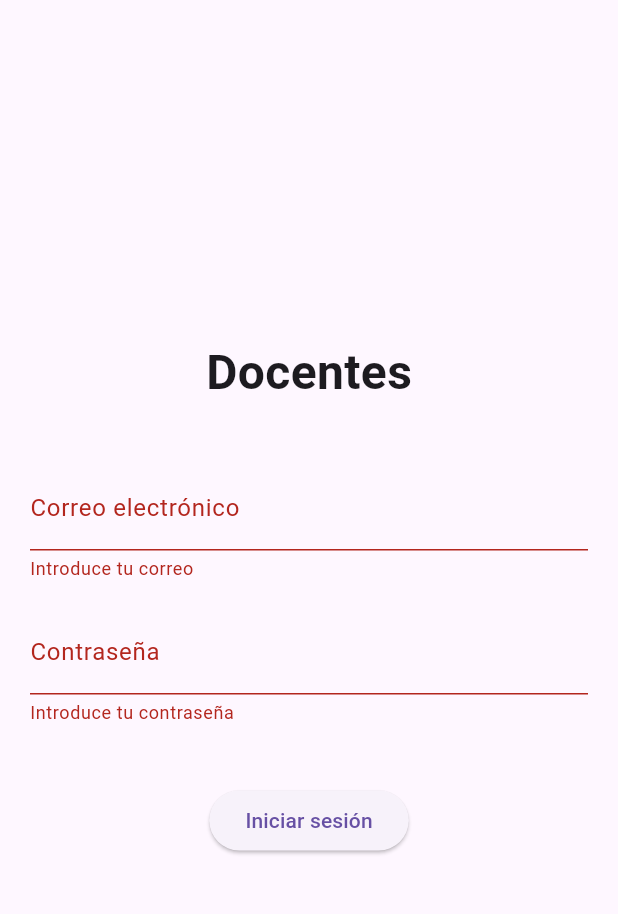
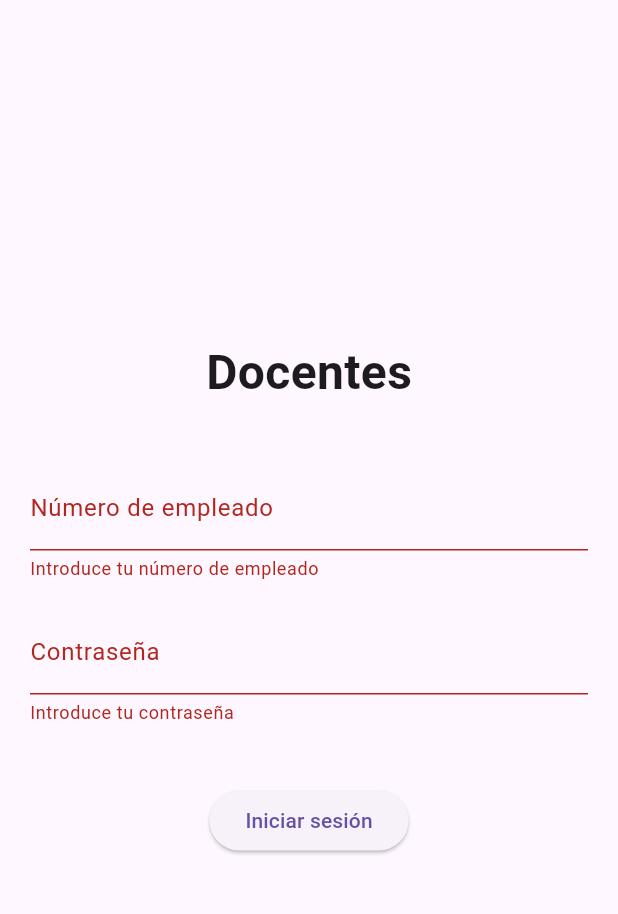
Before and after one commit to robecm/FaceCheck-UANL-Frontend, a Flutter app: the TeacherLoginScreen screen opened by its route, after a tap on "Iniciar sesión", on a phone screen of 412 x 824 dp, the part 63-977 px from its top. Run offline on Flutter 3.47's test engine with Material 3 defaults, Android fonts, the phone set to English and light mode, and no system bars.

Commit message:
Add teacher login logic

```diff
--- a/lib/screens/teacher_login_screen.dart
+++ b/lib/screens/teacher_login_screen.dart
@@ -1,4 +1,7 @@
+// lib/screens/teacher_login_screen.dart
 import 'package:flutter/material.dart';
+import '../services/api_service.dart';
+import '../models/login_response.dart';
 
 class TeacherLoginScreen extends StatefulWidget {
   const TeacherLoginScreen({super.key});
@@ -9,17 +12,52 @@ class TeacherLoginScreen extends StatefulWidget {
 
 class TeacherLoginScreenState extends State<TeacherLoginScreen> {
   final _formKey = GlobalKey<FormState>();
-  String _email = '';
+  final ApiService apiService = ApiService();
+  bool isLoading = false;
+
+  String _worknum = '';
   String _password = '';
 
-  void _submit() {
+  void _submit(String loginType) async {
     if (_formKey.currentState != null && _formKey.currentState!.validate()) {
       _formKey.currentState!.save();
 
-      // TODO Login logic
-      print('Email: $_email, Password: $_password');
+      setState(() {
+        isLoading = true;
+      });
 
-      Navigator.pushReplacementNamed(context, '/home');
+      try {
+        LoginResponse response;
+        if (loginType == 'teacher') {
+          response = await apiService.teacherLogin(_worknum, _password);
+        } else {
+          response = await apiService.studentLogin(_worknum, _password);
+        }
+
+        setState(() {
+          isLoading = false;
+        });
+
+        if (response.success) {
+          Navigator.pushReplacementNamed(context, '/home');
+          ScaffoldMessenger.of(context).showSnackBar(
+            SnackBar(content: Text(response.message ?? 'Inicio de sesión exitoso')),
+          );
+        } else {
+          ScaffoldMessenger.of(context).showSnackBar(
+            SnackBar(content: Text(response.error ?? 'Credenciales incorrectas')),
+          );
+        }
+      } catch (e) {
+        setState(() {
+          isLoading = false;
+        });
+
+        print('Error: $e');
+        ScaffoldMessenger.of(context).showSnackBar(
+          SnackBar(content: Text('Error al conectar con el servidor: $e')),
+        );
+      }
     }
   }
 
@@ -45,19 +83,19 @@ class TeacherLoginScreenState extends State<TeacherLoginScreen> {
                   ),
                   SizedBox(height: 40),
                   TextFormField(
-                    decoration: InputDecoration(labelText: 'Correo electrónico'),
-                    keyboardType: TextInputType.emailAddress,
+                    decoration: InputDecoration(labelText: 'Número de empleado'),
+                    keyboardType: TextInputType.number,
                     validator: (value) {
                       if (value == null || value.isEmpty) {
-                        return 'Introduce tu correo';
+                        return 'Introduce tu número de empleado';
                       }
-                      if (!value.contains('@')) {
-                        return 'Introduce un correo válido';
+                      if (value.length != 6 || int.tryParse(value) == null) {
+                        return 'Introduce un número de empleado válido de 6 dígitos';
                       }
                       return null;
                     },
                     onSaved: (value) {
-                      _email = value!;
+                      _worknum = value!;
                     },
                   ),
                   SizedBox(height: 20),
@@ -78,16 +116,18 @@ class TeacherLoginScreenState extends State<TeacherLoginScreen> {
                     },
                   ),
                   SizedBox(height: 40),
-                  ElevatedButton(
-                    onPressed: _submit,
-                    child: Text('Iniciar sesión'),
-                  ),
+                  isLoading
+                      ? CircularProgressIndicator()
+                      : ElevatedButton(
+                          onPressed: () => _submit('teacher'),
+                          child: Text('Iniciar sesión'),
+                        ),
                 ],
-              )
+              ),
             ),
           ),
         ),
-      )
+      ),
     );
   }
 }
```
Also changed, not shown: lib/screens/student_login_screen.dart (+12 -8 lines), lib/services/api_service.dart (+16 -2 lines).
